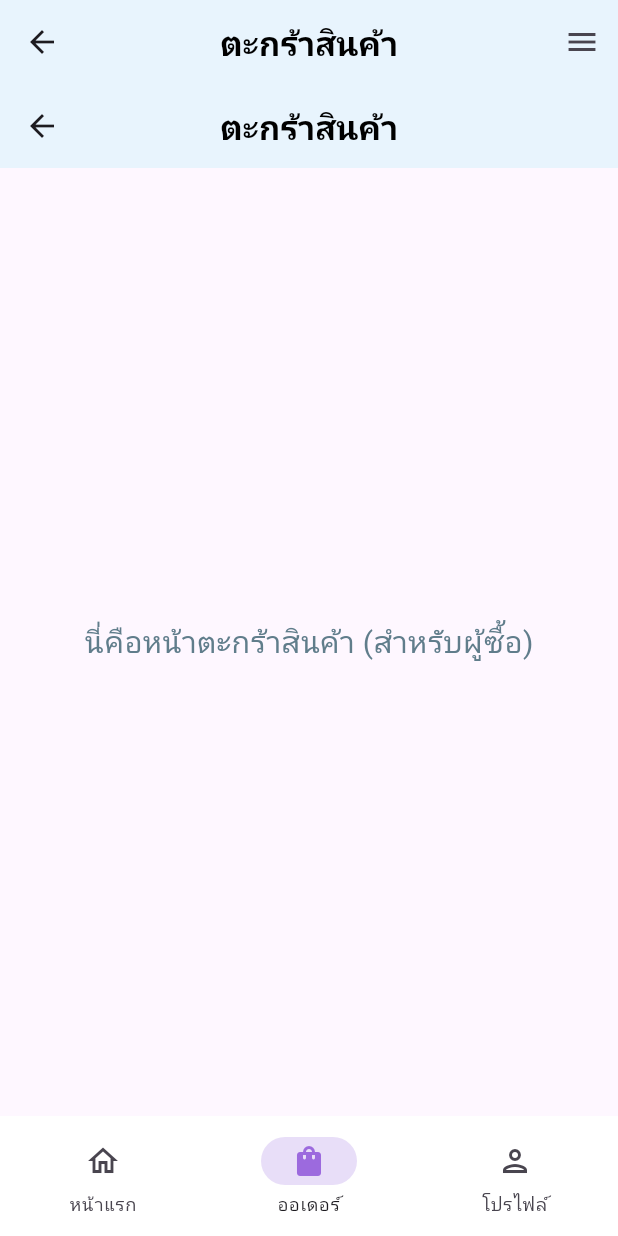
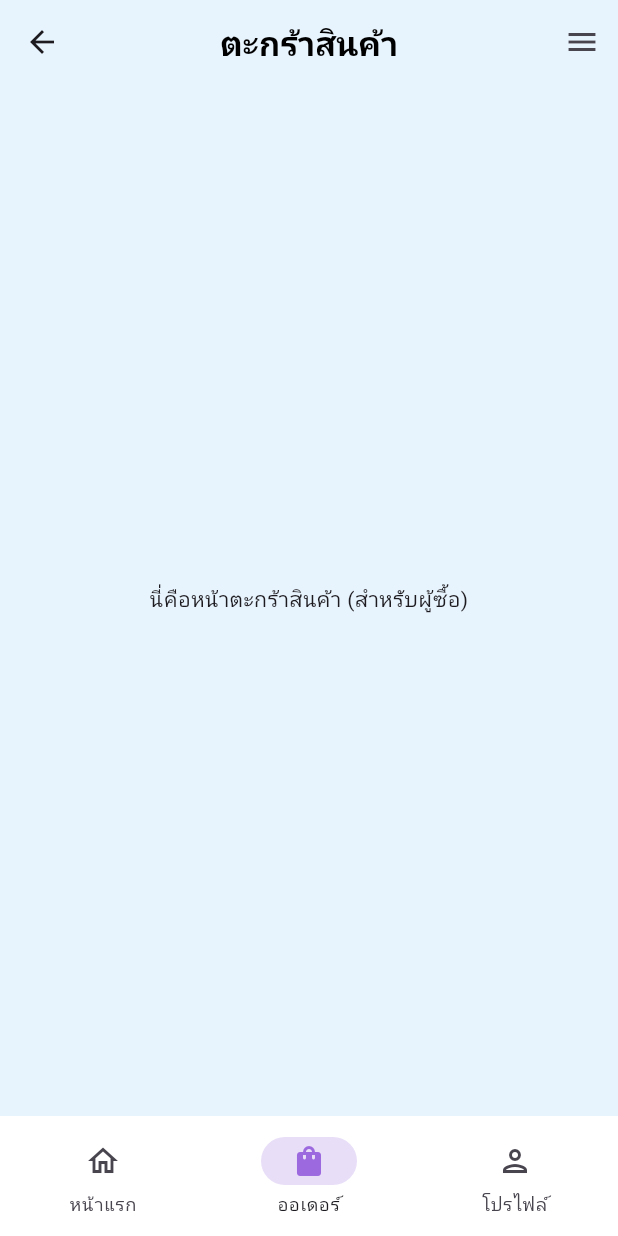
Before and after one commit to Mistergunth/banbanshop, a Flutter app: the FeedPage screen opened directly with empty values, item 2 of the bottom bar chosen, on a phone screen of 412 x 824 dp. Run offline on Flutter 3.47's test engine with Material 3 defaults, Android fonts, the phone set to English and light mode, and no system bars; our stand-ins replace google_fonts; Roboto replaces fonts that are missing (Kanit).

Commit message:
fix bug about content to bottom navbar

```diff
--- a/banbanshop/lib/screens/feed_page.dart
+++ b/banbanshop/lib/screens/feed_page.dart
@@ -4,7 +4,10 @@ import 'package:flutter/material.dart';
 import 'package:banbanshop/widgets/bottom_navbar_widget.dart';
 import 'package:banbanshop/screens/profile.dart'; // สำหรับ SellerProfile
 import 'package:banbanshop/screens/seller/seller_account_screen.dart';
-import 'package:banbanshop/screens/auth/seller_login_screen.dart'; // สำหรับหน้าโปรไฟล์ผู้ขาย
+import 'package:banbanshop/screens/auth/seller_login_screen.dart';
+import 'package:banbanshop/screens/seller/seller_orders_screen.dart';
+import 'package:banbanshop/screens/buyer/buyer_cart_screen.dart'; // สำหรับหน้าตะกร้าสินค้าของผู้ซื้อ\
+import 'package:banbanshop/screens/buyer/buyer_profile_screen.dart'; // สำหรับหน้าจัดการร้านค้าของผู้ขาย
 
 // TODO: สร้างไฟล์แยกสำหรับหน้า Cart ของผู้ซื้อใน screens/buyer/
 // import 'package:banbanshop/screens/buyer/buyer_cart_screen.dart';
@@ -214,29 +217,11 @@ class _FeedPageState extends State<FeedPage> {
   Widget _buildMiddlePage() {
     if (widget.sellerProfile != null) {
       // ถ้าเป็นผู้ขาย ให้แสดงหน้ารายการออเดอร์
-      return Scaffold(
-        appBar: AppBar(
-          title: const Text('รายการออเดอร์', style: TextStyle(color: Colors.black, fontWeight: FontWeight.bold)),
-          centerTitle: true,
-          backgroundColor: const Color(0xFFE8F4FD),
-          elevation: 0,
-        ),
-        body: const Center(
-          child: Text('นี่คือหน้าสำหรับดูรายการออเดอร์ของผู้ขาย', style: TextStyle(fontSize: 20, color: Colors.blueGrey)),
-        ),
+      return SellerOrdersScreenContent(
       );
     } else {
       // ถ้าเป็นผู้ซื้อ ให้แสดงหน้าตะกร้าสินค้า
-      return Scaffold(
-        appBar: AppBar(
-          title: const Text('ตะกร้าสินค้า', style: TextStyle(color: Colors.black, fontWeight: FontWeight.bold)),
-          centerTitle: true,
-          backgroundColor: const Color(0xFFE8F4FD),
-          elevation: 0,
-        ),
-        body: const Center(
-          child: Text('นี่คือหน้าตะกร้าสินค้า (สำหรับผู้ซื้อ)', style: TextStyle(fontSize: 20, color: Colors.blueGrey)),
-        ),
+      return BuyerCartScreenContent( // ส่ง controller ให้หน้าตะกร้า
       );
     }
   }
@@ -248,17 +233,8 @@ class _FeedPageState extends State<FeedPage> {
       return SellerAccountScreen(sellerProfile: widget.sellerProfile);
     } else {
       // ถ้าเป็นผู้ซื้อ ให้แสดงหน้าโปรไฟล์ผู้ซื้อ (Placeholder)
-      return Scaffold(
-        appBar: AppBar(
-          title: const Text('โปรไฟล์ผู้ซื้อ', style: TextStyle(color: Colors.black, fontWeight: FontWeight.bold)),
-          centerTitle: true,
-          backgroundColor: const Color(0xFFE8F4FD),
-          elevation: 0,
-        ),
-        body: const Center(
-          child: Text('นี่คือหน้าโปรไฟล์ผู้ซื้อ', style: TextStyle(fontSize: 20, color: Colors.blueGrey)),
-        ),
-      );
+      return BuyerProfileScreenContent(
+);
     }
   }
 
```
Also changed, not shown: banbanshop/lib/screens/auth/seller_login_screen.dart (line endings or trailing spaces).
